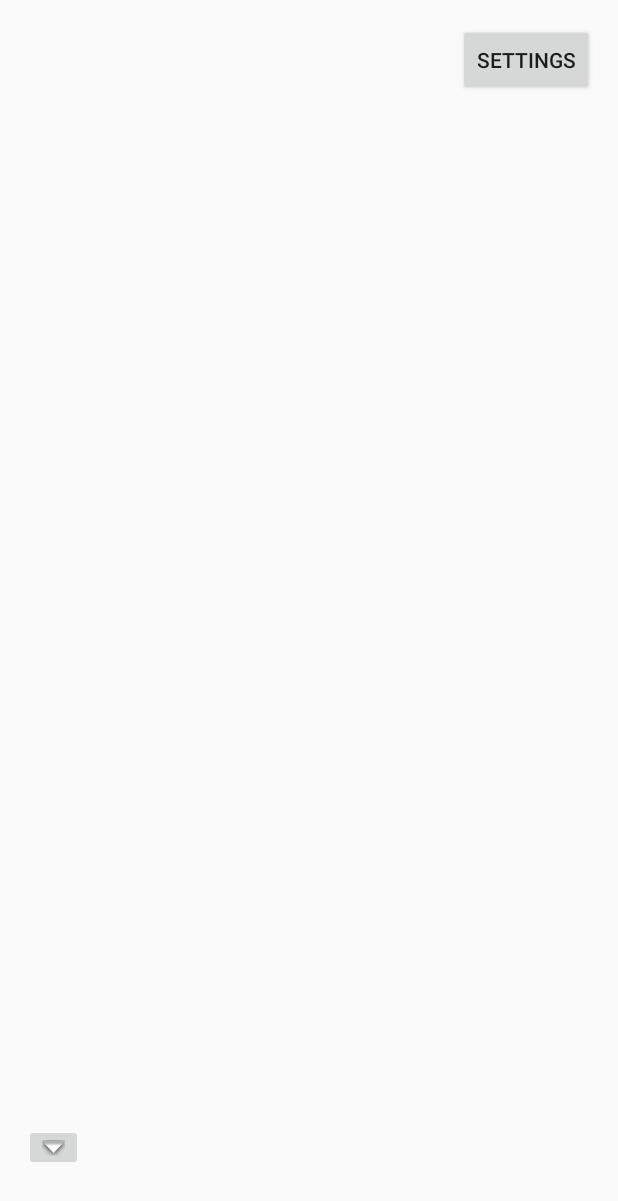
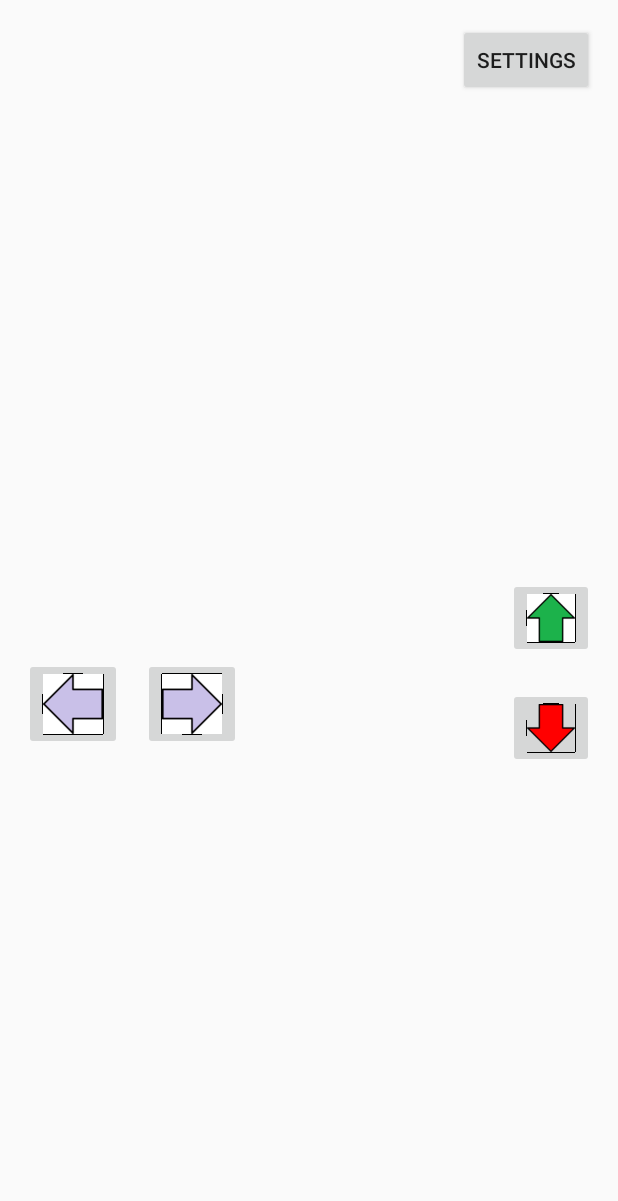
Before and after one commit to DIT524-V17/group-6, an Android app: the layout activity_main.xml on its own in the app's theme, with its tools: preview values and no code run, on a phone screen of 412 x 824 dp. Shown: the top 1201 px of the screen. Run offline under Robolectric (Android 15) with nearby library versions, the phone set to English and light mode, and no system bars.

Commit message:
Uploaded new layout.
Added pictures for the control

```diff
--- a/app/src/main/java/com/example/snerk/arduinoproject/MainActivity.java
+++ b/app/src/main/java/com/example/snerk/arduinoproject/MainActivity.java
@@ -11,7 +11,7 @@ import android.widget.Button;
 import android.widget.ImageButton;
 
 public class MainActivity extends AppCompatActivity {
-static String TAG = "MainActivity";
+    static String TAG = "MainActivity";
     public static Client client = new Client();
 
     @Override
--- a/app/src/main/res/layout/activity_main.xml
+++ b/app/src/main/res/layout/activity_main.xml
@@ -12,24 +12,58 @@
     tools:context="com.example.snerk.arduinoproject.MainActivity">
 
     <ImageButton
+        android:id="@+id/driveBackward"
         android:layout_width="wrap_content"
         android:layout_height="wrap_content"
-        app:srcCompat="@android:drawable/arrow_down_float"
-        android:id="@+id/imageButton2"
-        android:layout_marginBottom="27dp"
-        android:layout_alignParentBottom="true"
-        android:layout_alignLeft="@+id/imageButton"
-        android:layout_alignStart="@+id/imageButton"
-        android:onClick="down" />
+        android:onClick="down"
+        app:srcCompat="@mipmap/down"
+        android:layout_below="@+id/driveForward"
+        android:layout_alignParentRight="true"
+        android:layout_alignParentEnd="true"
+        android:layout_marginTop="20dp" />
+
+    <ImageButton
+        android:id="@+id/turnRight"
+        android:layout_width="wrap_content"
+        android:layout_height="wrap_content"
+        android:layout_alignTop="@+id/turnLeft"
+        android:layout_marginLeft="14dp"
+        android:layout_marginStart="14dp"
+        android:layout_toEndOf="@+id/turnLeft"
+        android:layout_toRightOf="@+id/turnLeft"
+        android:onClick="down"
+        app:srcCompat="@mipmap/right" />
+
+    <ImageButton
+        android:id="@+id/driveForward"
+        android:layout_width="wrap_content"
+        android:layout_height="wrap_content"
+        android:onClick="down"
+        app:srcCompat="@mipmap/up"
+        android:layout_centerVertical="true"
+        android:layout_alignParentRight="true"
+        android:layout_alignParentEnd="true" />
+
+    <ImageButton
+        android:id="@+id/turnLeft"
+        android:layout_width="wrap_content"
+        android:layout_height="wrap_content"
+        android:layout_alignParentLeft="true"
+        android:layout_alignParentStart="true"
+        android:layout_below="@+id/driveForward"
+        android:onClick="down"
+        app:srcCompat="@mipmap/left" />
 
     <Button
-        android:text="Settings"
+        android:id="@+id/settings"
         android:layout_width="wrap_content"
         android:layout_height="wrap_content"
-        android:id="@+id/settings"
+        android:layout_alignParentEnd="true"
+        android:layout_alignParentRight="true"
+        android:layout_alignParentTop="true"
+        android:elevation="0dp"
         android:onClick="Settings"
-        android:layout_alignParentTop="true"
-        android:layout_alignParentRight="true"
-        android:layout_alignParentEnd="true"
-        android:elevation="0dp" />
+        android:text="Settings" />
+
+
 </RelativeLayout>
--- a/app/src/main/res/values/strings.xml
+++ b/app/src/main/res/values/strings.xml
@@ -1,3 +1,4 @@
 <resources>
     <string name="app_name">ArduinoProject</string>
+    <string name="_127_0_0_1">127.0.0.1</string>
 </resources>
```
Also changed, not shown: app/src/main/res/mipmap-hdpi/down.png (added), app/src/main/res/mipmap-hdpi/left.png (added), app/src/main/res/mipmap-hdpi/right.png (added), app/src/main/res/mipmap-hdpi/up.png (added).
